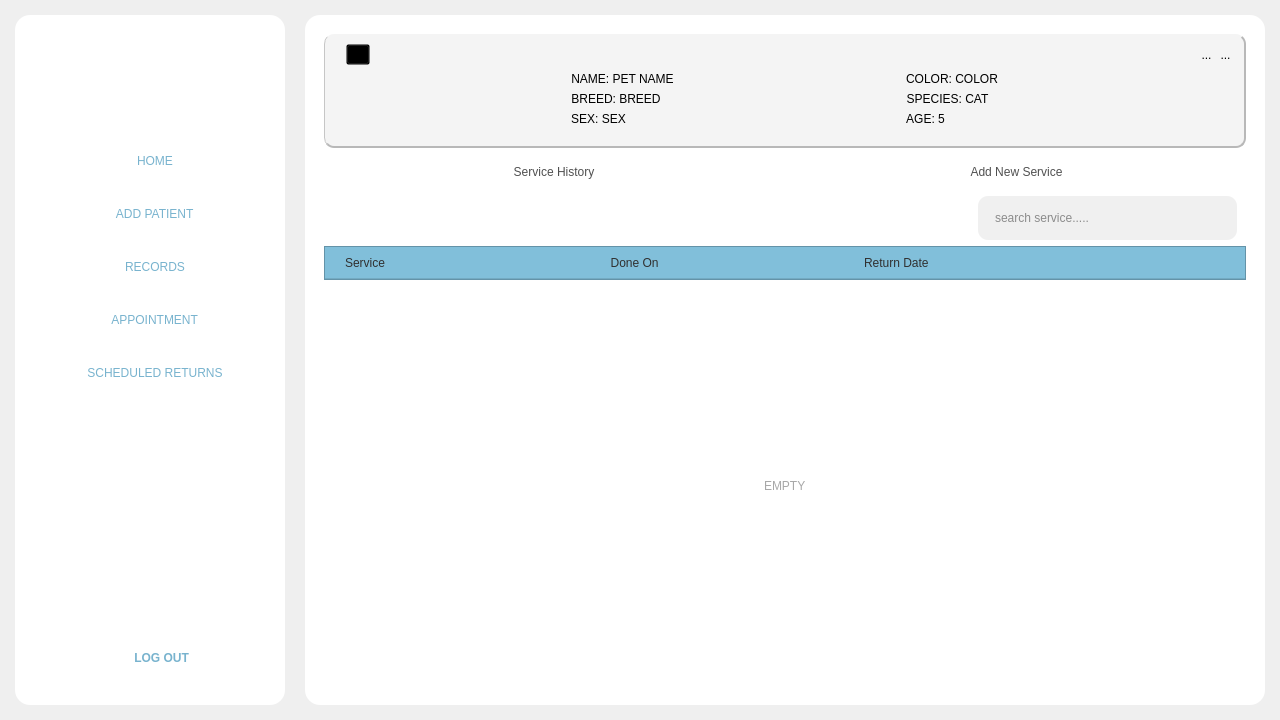
Before: the Qt Designer form Frontend/Home.ui in DreddVDomasian/Petmate-Desktop-Application, drawn with Qt 5.
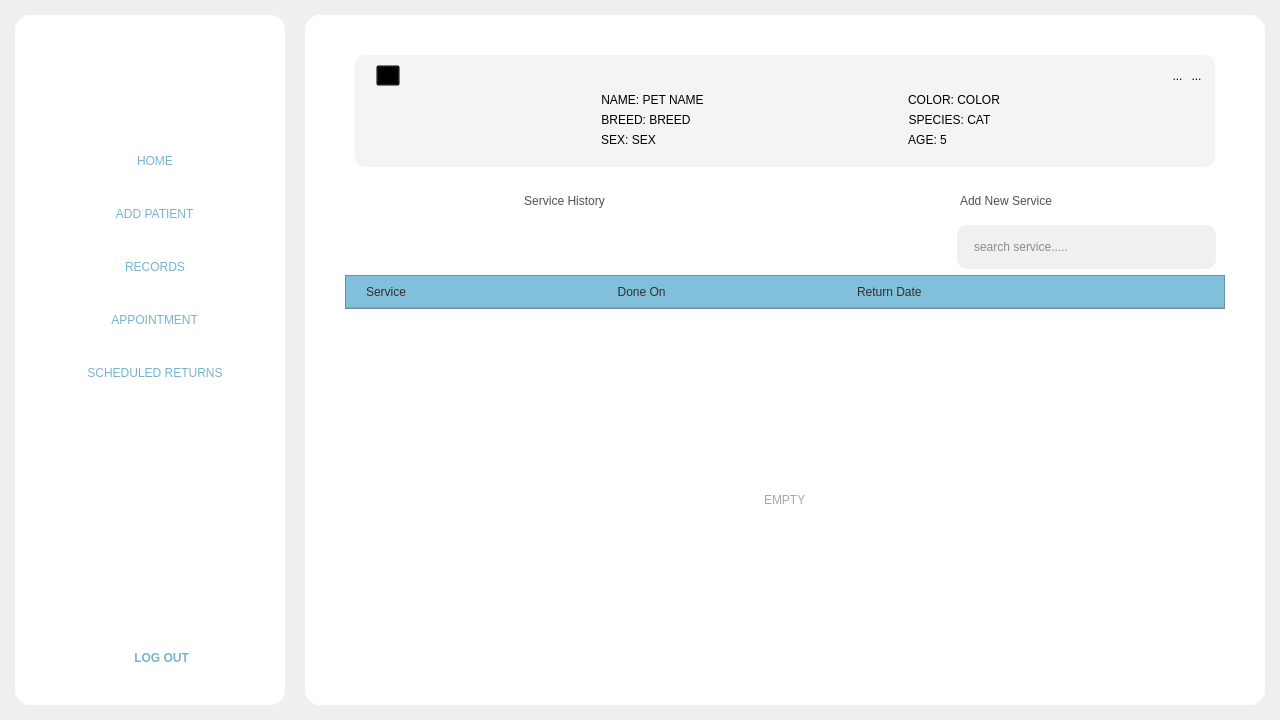
After: the same form once the commit is applied. The open tabs and pages were chosen to show the change. Icons and pictures are not drawn.

What changed in the file:
```diff
--- a/Frontend/Home.ui
+++ b/Frontend/Home.ui
@@ -7622,16 +7622,30 @@
               <enum>QFrame::Raised</enum>
              </property>
              <layout class="QVBoxLayout" name="verticalLayout_51">
+              <property name="leftMargin">
+               <number>30</number>
+              </property>
+              <property name="topMargin">
+               <number>20</number>
+              </property>
+              <property name="rightMargin">
+               <number>30</number>
+              </property>
+              <item>
+               <widget class="QFrame" name="frame_14">
+                <property name="frameShape">
+                 <enum>QFrame::StyledPanel</enum>
+                </property>
+                <property name="frameShadow">
+                 <enum>QFrame::Raised</enum>
+                </property>
+                <layout class="QHBoxLayout" name="horizontalLayout_25">
               <item>
                <widget class="QFrame" name="petProfileCard">
                 <property name="styleSheet">
                  <string notr="true">#petProfileCard{
 	border-radius:10px;
 	background-color:rgb(244, 244, 244);
-	border-bottom:1.5px solid rgb(184, 184, 184);
-	border-right:1.5px solid rgb(184, 184, 184);
-	border-left:1px solid rgb(198, 198, 198);
-
 }</string>
                 </property>
                 <property name="frameShape">
@@ -7697,6 +7711,9 @@
                     <property name="bottomMargin">
                      <number>0</number>
                     </property>
+                       <property name="horizontalSpacing">
+                        <number>9</number>
+                       </property>
                     <item row="4" column="1" alignment="Qt::AlignLeft">
                      <widget class="QLabel" name="speciesLabel">
                       <property name="styleSheet">
@@ -7709,6 +7726,9 @@
                       <property name="alignment">
                        <set>Qt::AlignCenter</set>
                       </property>
+                         <property name="wordWrap">
+                          <bool>true</bool>
+                         </property>
                      </widget>
                     </item>
                     <item row="0" column="1" alignment="Qt::AlignLeft">
@@ -7723,6 +7743,9 @@
                       <property name="alignment">
                        <set>Qt::AlignCenter</set>
                       </property>
+                         <property name="wordWrap">
+                          <bool>true</bool>
+                         </property>
                      </widget>
                     </item>
                     <item row="4" column="0" alignment="Qt::AlignLeft">
@@ -7737,6 +7760,9 @@
                       <property name="alignment">
                        <set>Qt::AlignCenter</set>
                       </property>
+                         <property name="wordWrap">
+                          <bool>true</bool>
+                         </property>
                      </widget>
                     </item>
                     <item row="0" column="0" alignment="Qt::AlignLeft">
@@ -7751,6 +7777,9 @@
                       <property name="alignment">
                        <set>Qt::AlignCenter</set>
                       </property>
+                         <property name="wordWrap">
+                          <bool>true</bool>
+                         </property>
                      </widget>
                     </item>
                     <item row="5" column="0" alignment="Qt::AlignLeft">
@@ -7765,6 +7794,9 @@
                       <property name="alignment">
                        <set>Qt::AlignCenter</set>
                       </property>
+                         <property name="wordWrap">
+                          <bool>true</bool>
+                         </property>
                      </widget>
                     </item>
                     <item row="5" column="1" alignment="Qt::AlignLeft">
@@ -7779,6 +7811,9 @@
                       <property name="alignment">
                        <set>Qt::AlignCenter</set>
                       </property>
+                         <property name="wordWrap">
+                          <bool>true</bool>
+                         </property>
                      </widget>
                     </item>
                    </layout>
@@ -7935,6 +7970,9 @@
                 </layout>
                </widget>
               </item>
+                </layout>
+               </widget>
+              </item>
               <item>
                <widget class="QFrame" name="frame_60">
                 <property name="frameShape">
@@ -8327,8 +8365,8 @@
                       <rect>
                        <x>0</x>
                        <y>0</y>
-                       <width>891</width>
-                       <height>307</height>
+                       <width>849</width>
+                       <height>278</height>
                       </rect>
                      </property>
                      <layout class="QVBoxLayout" name="verticalLayout_53">
```
Left out of the diff: 20 changed lines with no effect on the pictures. Lines whose indentation alone changed are shown as unchanged.
